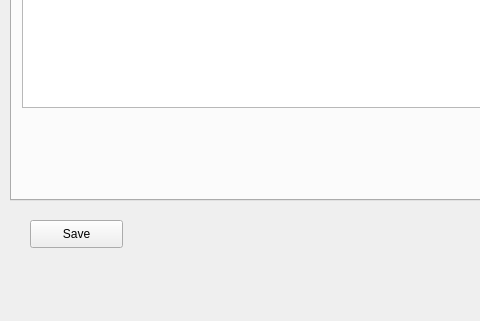
This is rc.ui in shabd/rc-analytics-desktop as Qt 5 draws it before an edit; both pictures show x 0 to 480 and y 380 to 701 of the 1015 by 701 pixel window. The edited form follows.
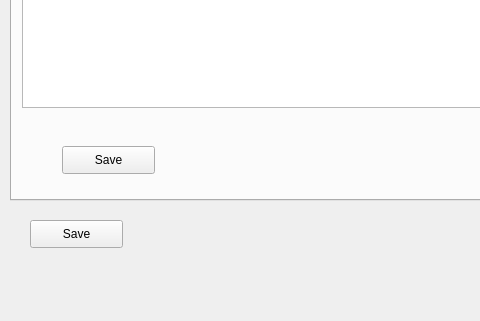
This is the edited form.

Diff of the .ui file:
```diff
--- a/rc.ui
+++ b/rc.ui
@@ -563,6 +563,19 @@
        <string>Edit</string>
       </property>
      </widget>
+     <widget class="QPushButton" name="cr_save_button">
+      <property name="geometry">
+       <rect>
+        <x>50</x>
+        <y>500</y>
+        <width>93</width>
+        <height>28</height>
+       </rect>
+      </property>
+      <property name="text">
+       <string>Save</string>
+      </property>
+     </widget>
     </widget>
     <widget class="QWidget" name="ferro_chrome">
      <attribute name="title">
```
Left out of the diff: 26 changed lines with no effect on the pictures.
